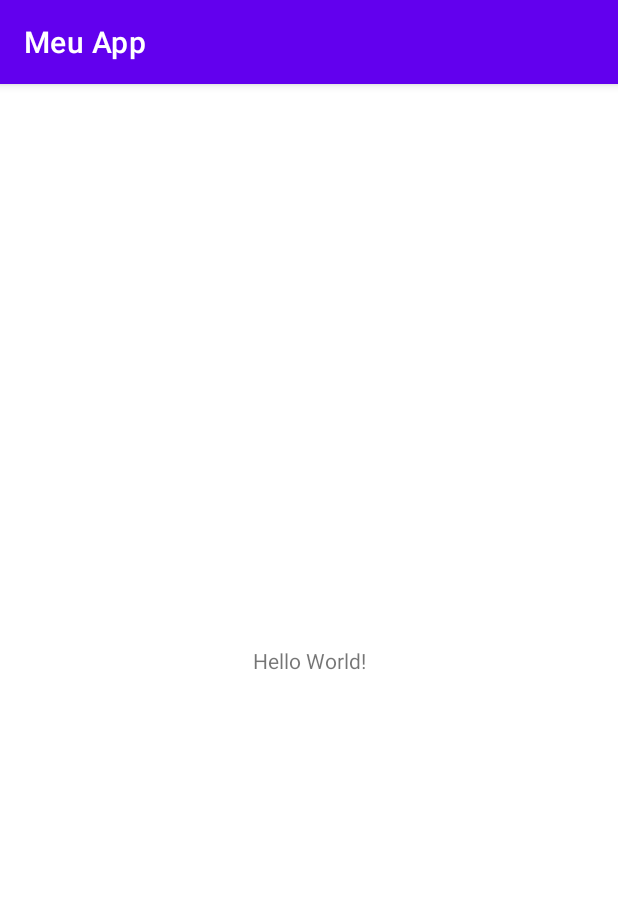
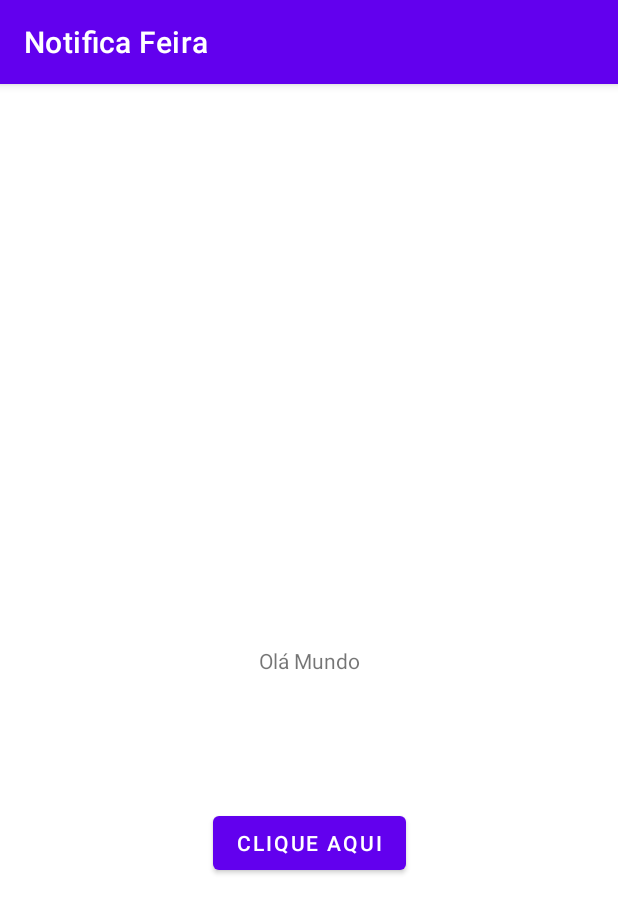
Before and after one commit to viniciusfsa/meuApp, an Android app: the screen it shows after launch (MainActivity), on a phone screen of 412 x 824 dp. Shown: the top 913 px of the screen. Run offline under Robolectric (Android 15) with nearby library versions, the phone set to English and light mode, and no system bars.

Commit message:
Commit inicial

```diff
--- /dev/null
+++ b/app/src/main/java/com/example/meuapp/SegundaActivity.java
@@ -0,0 +1,4 @@
+package com.example.meuapp;
+
+public class SegundaActivity {
+}
--- a/app/src/main/res/layout/activity_main.xml
+++ b/app/src/main/res/layout/activity_main.xml
@@ -7,12 +7,25 @@
     tools:context=".MainActivity">
 
     <TextView
+        android:id="@+id/textView2"
         android:layout_width="wrap_content"
         android:layout_height="wrap_content"
-        android:text="Hello World!"
+        android:text="@string/label_principal"
         app:layout_constraintBottom_toBottomOf="parent"
         app:layout_constraintLeft_toLeftOf="parent"
         app:layout_constraintRight_toRightOf="parent"
         app:layout_constraintTop_toTopOf="parent" />
 
+    <Button
+        android:id="@+id/button"
+        android:layout_width="wrap_content"
+        android:layout_height="wrap_content"
+        android:text="@string/botao_principal"
+        app:layout_constraintBottom_toBottomOf="parent"
+        app:layout_constraintEnd_toEndOf="parent"
+        app:layout_constraintHorizontal_bias="0.5"
+        app:layout_constraintStart_toStartOf="parent"
+        app:layout_constraintTop_toBottomOf="@+id/textView2"
+        app:layout_constraintVertical_bias="0.269" />
+
 </androidx.constraintlayout.widget.ConstraintLayout>
--- a/app/src/main/res/values/strings.xml
+++ b/app/src/main/res/values/strings.xml
@@ -1,3 +1,6 @@
 <resources>
-    <string name="app_name">Meu App</string>
+    <string name="app_name">Notifica Feira</string>
+    <string name="label_principal">Olá Mundo</string>
+    <string name="botao_principal">Clique Aqui</string>
+
 </resources>
```
